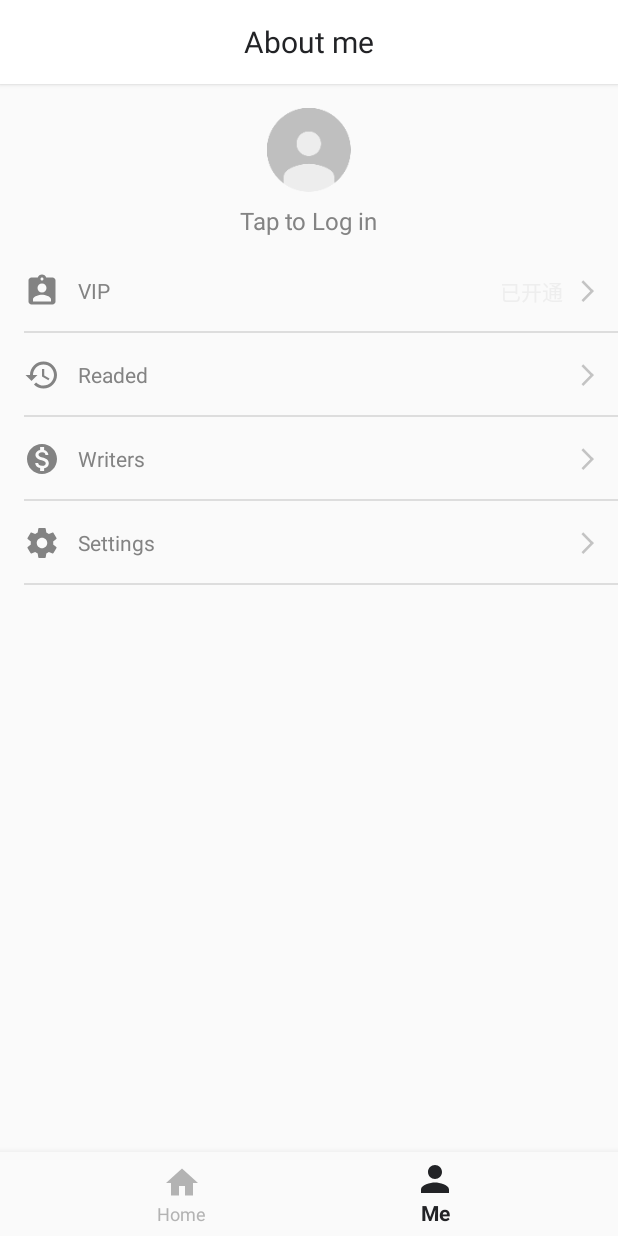
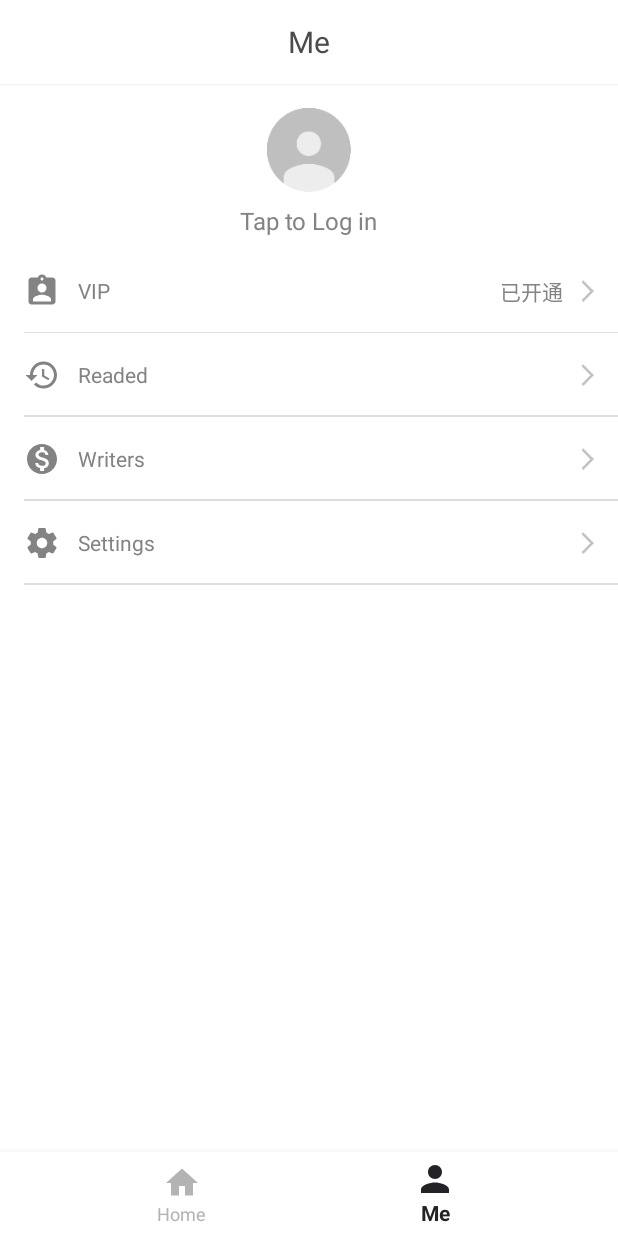
Before and after one commit to Trisaa/OwlChatStory, an Android app: the screen it shows after launch (MainActivity), item 2 of the bottom bar chosen, on a phone screen of 412 x 824 dp. Run offline under Robolectric (Android 15) with nearby library versions, the phone set to English and light mode, and no system bars; our stand-ins replace ButterKnife, EventBus; libraries missing offline, so code that uses them is left out: com.facebook, com.twitter.sdk, com.umeng.analytics, jp.wasabeef.glide, rx.subscriptions; pictures from the network do not load; 11 statements that could not run were skipped.

Commit message:
Bugfix: UI优化

```diff
--- a/app/src/main/java/com/owl/chatstory/home/CategoryFragment.java
+++ b/app/src/main/java/com/owl/chatstory/home/CategoryFragment.java
@@ -66,7 +66,7 @@ public class CategoryFragment extends BaseFragment implements CategoryContract.V
         CommonAdapter<FictionDetailModel> mAdapter = new CommonAdapter<FictionDetailModel>(getActivity(), R.layout.story_category_item, mDatas) {
             @Override
             protected void convert(ViewHolder holder, FictionDetailModel fictionModel, int position) {
-                ImageLoaderUtils.getInstance().loadImage(getActivity(), fictionModel.getCover(), (ImageView) holder.getView(R.id.category_item_cover_img));
+                ImageLoaderUtils.getInstance().loadImage(getActivity(), fictionModel.getCover(), (ImageView) holder.getView(R.id.category_item_cover_img), R.mipmap.ic_launcher);
                 holder.setText(R.id.category_item_title_txv, fictionModel.getTitle());
                 holder.setText(R.id.category_item_description_txv, fictionModel.getSummary());
                 holder.setText(R.id.category_item_watchers_txv, fictionModel.getViews() + "");
@@ -89,7 +89,7 @@ public class CategoryFragment extends BaseFragment implements CategoryContract.V
         mLoadMoreWrapper.setLoadMoreView(mLoadMoreView);
         mLoadMoreWrapper.setOnLoadMoreListener(this);
         mRecyclerView.setLayoutManager(new LinearLayoutManager(getActivity()));
-        mRecyclerView.addItemDecoration(new CommonVerticalItemDecoration(32));
+        mRecyclerView.addItemDecoration(new CommonVerticalItemDecoration(24));
         mRecyclerView.setAdapter(mLoadMoreWrapper);
         mRefreshLayout.setOnRefreshListener(this);
 
--- a/app/src/main/res/drawable/vector_delete.xml
+++ b/app/src/main/res/drawable/vector_delete.xml
@@ -4,6 +4,6 @@
     android:viewportHeight="24.0"
     android:viewportWidth="24.0">
     <path
-        android:fillColor="@color/colorPrimaryDark"
+        android:fillColor="@color/common_toolbar_color"
         android:pathData="M6,19c0,1.1 0.9,2 2,2h8c1.1,0 2,-0.9 2,-2V7H6v12zM19,4h-3.5l-1,-1h-5l-1,1H5v2h14V4z" />
 </vector>
--- a/app/src/main/res/layout/activity_read.xml
+++ b/app/src/main/res/layout/activity_read.xml
@@ -8,7 +8,8 @@
     <android.support.design.widget.AppBarLayout
         android:id="@+id/read_appbar_layout"
         android:layout_width="match_parent"
-        android:layout_height="?attr/actionBarSize">
+        android:layout_height="?attr/actionBarSize"
+        app:elevation="0dp">
 
         <include layout="@layout/common_toolbar" />
 
--- a/app/src/main/res/layout/activity_splash.xml
+++ b/app/src/main/res/layout/activity_splash.xml
@@ -19,6 +19,6 @@
         android:gravity="center"
         android:text="@string/common_slogan"
         android:textColor="@color/colorPrimary"
-        android:textSize="24sp" />
+        android:textSize="20sp" />
 
 </LinearLayout>
--- a/app/src/main/res/layout/common_toolbar.xml
+++ b/app/src/main/res/layout/common_toolbar.xml
@@ -5,8 +5,8 @@
     android:layout_width="match_parent"
     android:layout_height="?attr/actionBarSize"
     android:background="?attr/colorPrimary"
-    android:elevation="2dp"
+    android:elevation="1dp"
     app:layout_scrollFlags="scroll|enterAlways|snap"
     app:popupTheme="@style/ThemeOverlay.AppCompat.Light"
     app:theme="@style/ToolbarTheme"
-    app:titleTextColor="@color/colorPrimaryDark" />
+    app:titleTextColor="@color/common_toolbar_color" />
--- a/app/src/main/res/layout/fragment_user.xml
+++ b/app/src/main/res/layout/fragment_user.xml
@@ -9,12 +9,12 @@
         android:id="@+id/common_toolbar"
         android:layout_width="match_parent"
         android:layout_height="?attr/actionBarSize"
-        android:background="?attr/colorPrimary"
-        android:elevation="2dp"
+        android:background="@color/colorPrimary"
+        android:elevation="1dp"
         app:layout_scrollFlags="scroll|enterAlways|snap"
         app:popupTheme="@style/ThemeOverlay.AppCompat.Light"
         app:theme="@style/ToolbarTheme"
-        app:titleTextColor="@color/colorPrimaryDark">
+        app:titleTextColor="@color/common_toolbar_color">
 
         <TextView
             android:id="@+id/toolbar_title"
@@ -22,7 +22,7 @@
             android:layout_height="wrap_content"
             android:layout_gravity="center"
             android:text="@string/user_info_title"
-            android:textColor="@color/colorPrimaryDark"
+            android:textColor="@color/common_toolbar_color"
             android:textSize="20sp" />
     </android.support.v7.widget.Toolbar>
 
@@ -79,11 +79,11 @@
             android:layout_marginRight="12dp"
             android:layout_toLeftOf="@id/goto_img"
             android:text="已开通"
-            android:textColor="#eeeeee" />
+            android:textColor="@color/common_text_color" />
 
         <View
             android:layout_width="match_parent"
-            android:layout_height="1dp"
+            android:layout_height="0.5dp"
             android:layout_alignParentBottom="true"
             android:layout_marginStart="16dp"
             android:background="@color/common_gray_pressed" />
--- a/app/src/main/res/layout/read_aside_item.xml
+++ b/app/src/main/res/layout/read_aside_item.xml
@@ -17,5 +17,6 @@
         android:paddingRight="16dp"
         android:paddingTop="6dp"
         android:text="5 minutes later"
-        android:textColor="@color/colorPrimaryDark" />
+        android:textColor="@color/colorPrimaryDark"
+        android:textSize="14sp" />
 </RelativeLayout>
--- a/app/src/main/res/layout/read_left_item.xml
+++ b/app/src/main/res/layout/read_left_item.xml
@@ -34,6 +34,7 @@
         android:paddingRight="16dp"
         android:paddingTop="6dp"
         android:text="Are you OK?"
-        android:textColor="#e6000000" />
+        android:textColor="#e6000000"
+        android:textSize="15sp" />
 
 </RelativeLayout>
--- a/app/src/main/res/layout/read_right_item.xml
+++ b/app/src/main/res/layout/read_right_item.xml
@@ -35,6 +35,7 @@
         android:paddingRight="20dp"
         android:paddingTop="6dp"
         android:text="Yes, I'm fine"
-        android:textColor="#fefefe" />
+        android:textColor="#fefefe"
+        android:textSize="15sp" />
 
 </RelativeLayout>
--- a/app/src/main/res/layout/story_category_item.xml
+++ b/app/src/main/res/layout/story_category_item.xml
@@ -15,7 +15,8 @@
             android:id="@+id/category_item_cover_img"
             android:layout_width="0dp"
             android:layout_height="0dp"
-            android:background="@mipmap/ic_launcher"
+            android:scaleType="centerCrop"
+            android:src="@mipmap/ic_launcher"
             app:layout_aspectRatio="200%"
             app:layout_widthPercent="100%" />
 
--- a/app/src/main/res/values/colors.xml
+++ b/app/src/main/res/values/colors.xml
@@ -9,4 +9,5 @@
     <color name="common_gray_pressed">#FFDDDDDD</color>
     <color name="common_gray_normal">#FFFFFF</color>
     <color name="common_text_color">#838383</color>
+    <color name="common_toolbar_color">#4c4c4c</color>
 </resources>
--- a/app/src/main/res/values/strings.xml
+++ b/app/src/main/res/values/strings.xml
@@ -24,7 +24,7 @@
     <string name="main_tab_home">Home</string>
     <string name="main_tab_account">Me</string>
 
-    <string name="user_info_title">About me</string>
+    <string name="user_info_title">Me</string>
     <string name="user_vip">VIP</string>
     <string name="user_history">Readed</string>
     <string name="user_writers">Writers</string>
--- a/app/src/main/res/values/styles.xml
+++ b/app/src/main/res/values/styles.xml
@@ -6,6 +6,7 @@
         <item name="colorPrimary">@color/colorPrimary</item>
         <item name="colorPrimaryDark">@color/colorPrimaryDark</item>
         <item name="colorAccent">@color/colorAccent</item>
+        <item name="android:windowBackground">@color/colorPrimary</item>
     </style>
 
     <style name="TabLayoutTextStyle" parent="TextAppearance.Design.Tab">
@@ -13,9 +14,9 @@
     </style>
 
     <style name="ToolbarTheme" parent="ThemeOverlay.AppCompat.Light">
-        <item name="android:textColor">@color/colorPrimaryDark</item>
-        <item name="actionMenuTextColor">@color/colorPrimaryDark</item>
-        <item name="colorControlNormal">@color/colorPrimaryDark</item>
+        <item name="android:textColor">@color/common_toolbar_color</item>
+        <item name="actionMenuTextColor">@color/common_toolbar_color</item>
+        <item name="colorControlNormal">@color/common_toolbar_color</item>
     </style>
 
     <style name="NoBackGroundDialog" parent="@android:style/Theme.Holo.Light.Dialog">
```
Also changed, not shown: 1 other file.
